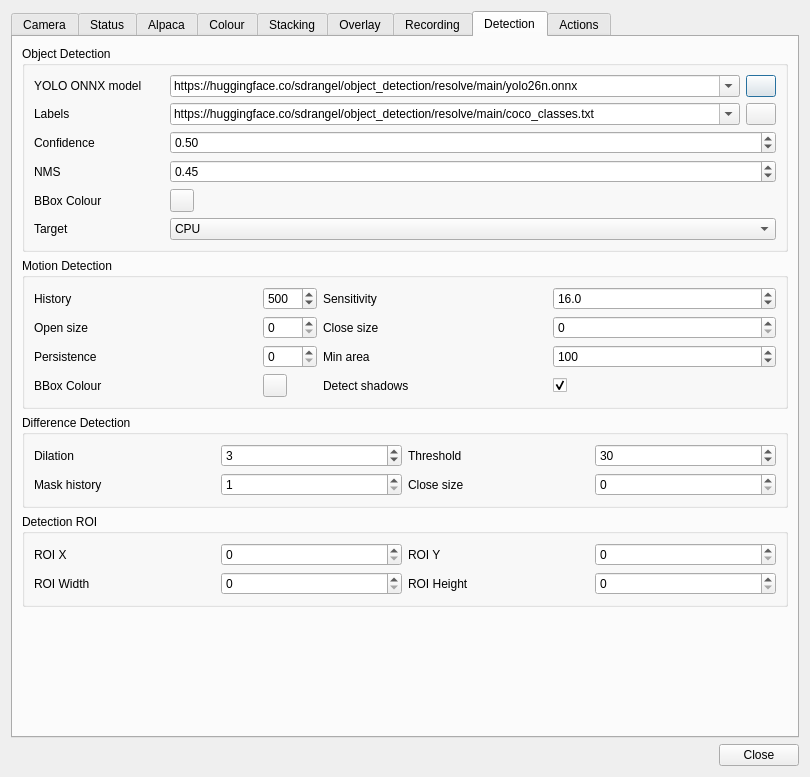
srcejon/sdrangel, file plugins/feature/camera/camerasettingsdialog.ui: the form before one commit.
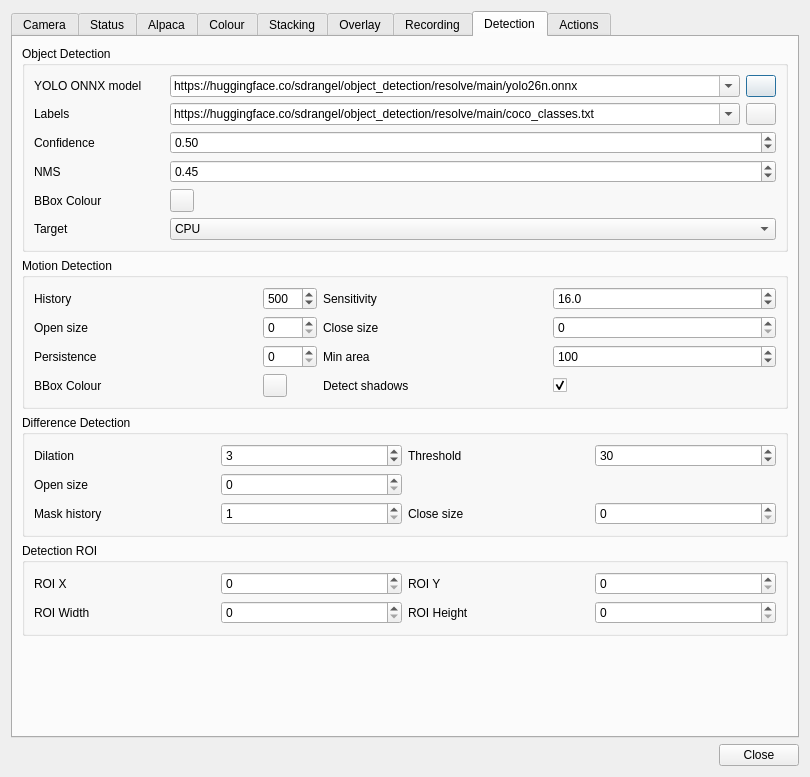
The form after the commit. The open tabs and pages were chosen to show the change. Icons and pictures are not drawn.

Commit message: Add diff mask open control

```diff
--- a/plugins/feature/camera/camerasettingsdialog.ui
+++ b/plugins/feature/camera/camerasettingsdialog.ui
@@ -3233,6 +3233,35 @@
             </property>
            </widget>
           </item>
+          <item row="1" column="0">
+           <widget class="QLabel" name="diffMaskOpenSizeLabel">
+            <property name="minimumSize">
+             <size>
+              <width>130</width>
+              <height>0</height>
+             </size>
+            </property>
+            <property name="text">
+             <string>Open size</string>
+            </property>
+           </widget>
+          </item>
+          <item row="1" column="1">
+           <widget class="QSpinBox" name="diffMaskOpenSizeSpin">
+            <property name="toolTip">
+             <string>Kernel radius for morphological open before diff-mask accumulation (0 disables)</string>
+            </property>
+            <property name="minimum">
+             <number>0</number>
+            </property>
+            <property name="maximum">
+             <number>20</number>
+            </property>
+            <property name="value">
+             <number>0</number>
+            </property>
+           </widget>
+          </item>
           <item row="2" column="2">
            <widget class="QLabel" name="diffMaskCloseSizeLabel">
             <property name="minimumSize">
```
Left out of the diff: 1 changed line with no effect on the pictures. The commit also changes 4 other files.
